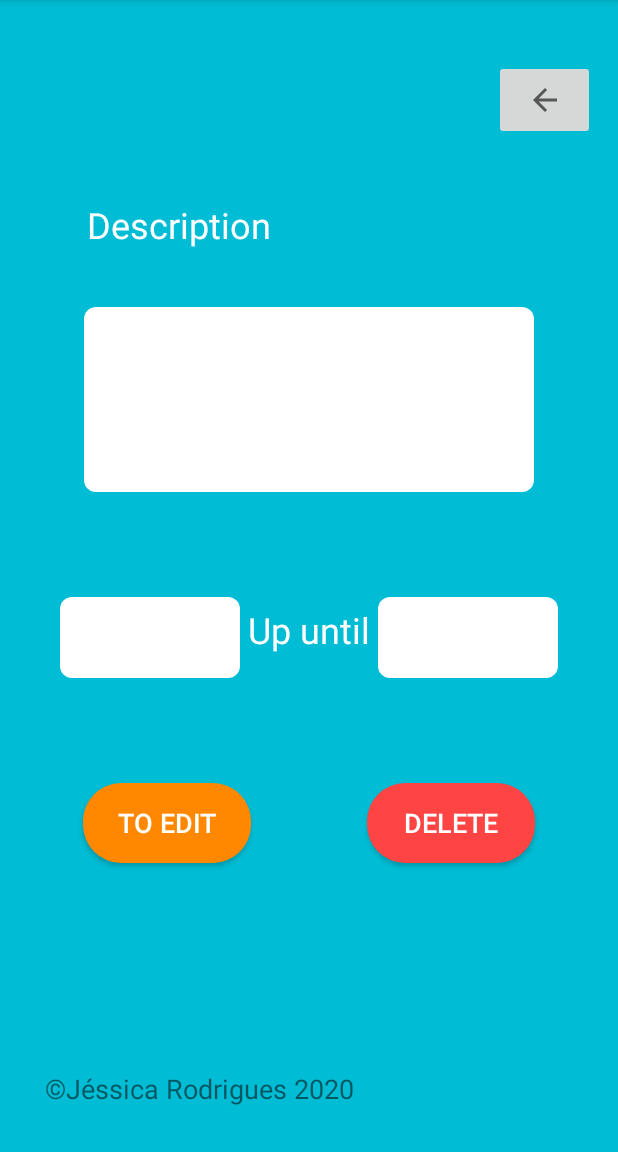
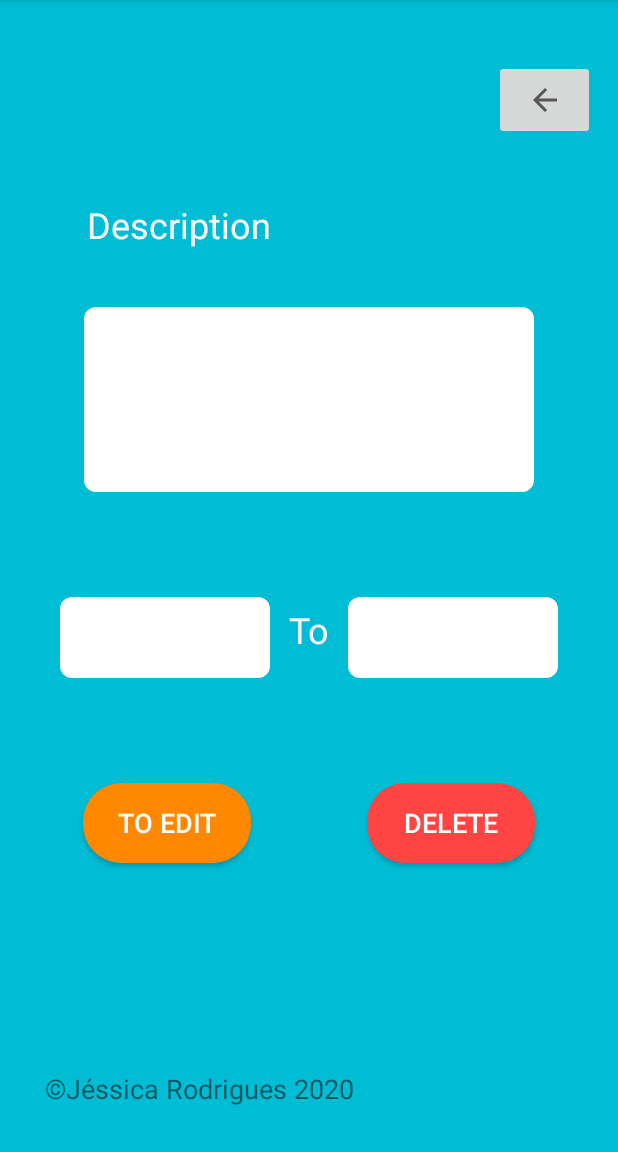
Before and after one commit to JessicaRodriguesdc/MyActivities, an Android app: the ViewActivity screen opened directly, with no data from a screen before it, on a phone screen of 412 x 824 dp, the part 84-1236 px from its top. Run offline under Robolectric (Android 15) with nearby library versions, the phone set to English and light mode, and no system bars; 5 statements that could not run were skipped.

Commit message:
ajustando traducao

```diff
--- a/app/src/main/res/layout/activity_view.xml
+++ b/app/src/main/res/layout/activity_view.xml
@@ -90,7 +90,7 @@
 
     <TextView
         android:id="@+id/tvDataInicio"
-        android:layout_width="120dp"
+        android:layout_width="140dp"
         android:layout_height="54dp"
         android:layout_marginStart="40dp"
         android:layout_marginLeft="40dp"
@@ -103,7 +103,7 @@
 
     <TextView
         android:id="@+id/tvDataTermino"
-        android:layout_width="120dp"
+        android:layout_width="140dp"
         android:layout_height="54dp"
         android:layout_marginTop="70dp"
         android:layout_marginEnd="40dp"
--- a/app/src/main/res/values/strings.xml
+++ b/app/src/main/res/values/strings.xml
@@ -1,6 +1,6 @@
 <resources>
     <string name="app_name">My Activities</string>
-    <string name="btnLog">Log in</string>
+    <string name="btnLog">Login</string>
     <string name="btnSing">Sign Up</string>
     <string name="tvManage">Manage your routine</string>
     <string name="tvDev">©Jéssica Rodrigues 2020</string>
@@ -17,7 +17,7 @@
     <string name="tvListing">Listing</string>
     <string name="btDelete">Delete</string>
     <string name="tvDescription">Description</string>
-    <string name="tvPeriod">Up until</string>
+    <string name="tvPeriod">To</string>
     <string name="tbEdit">To edit</string>
     <string name="tvTitleNew">New Activity</string>
     <string name="tvActivityName">Activity Name</string>
```
